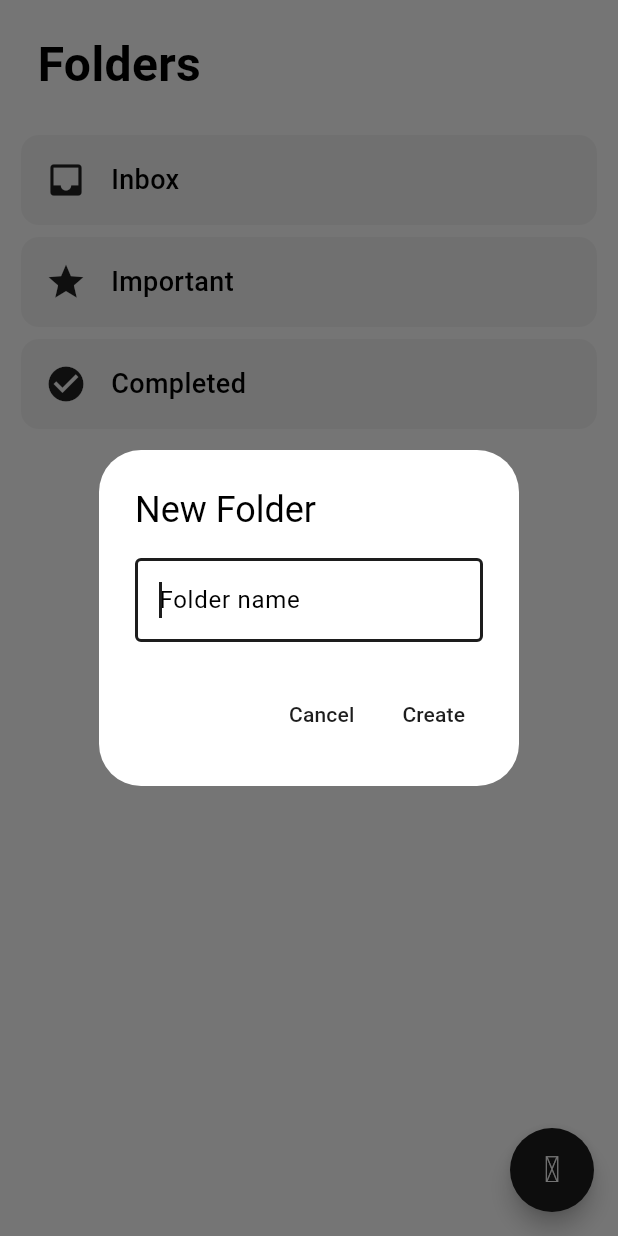
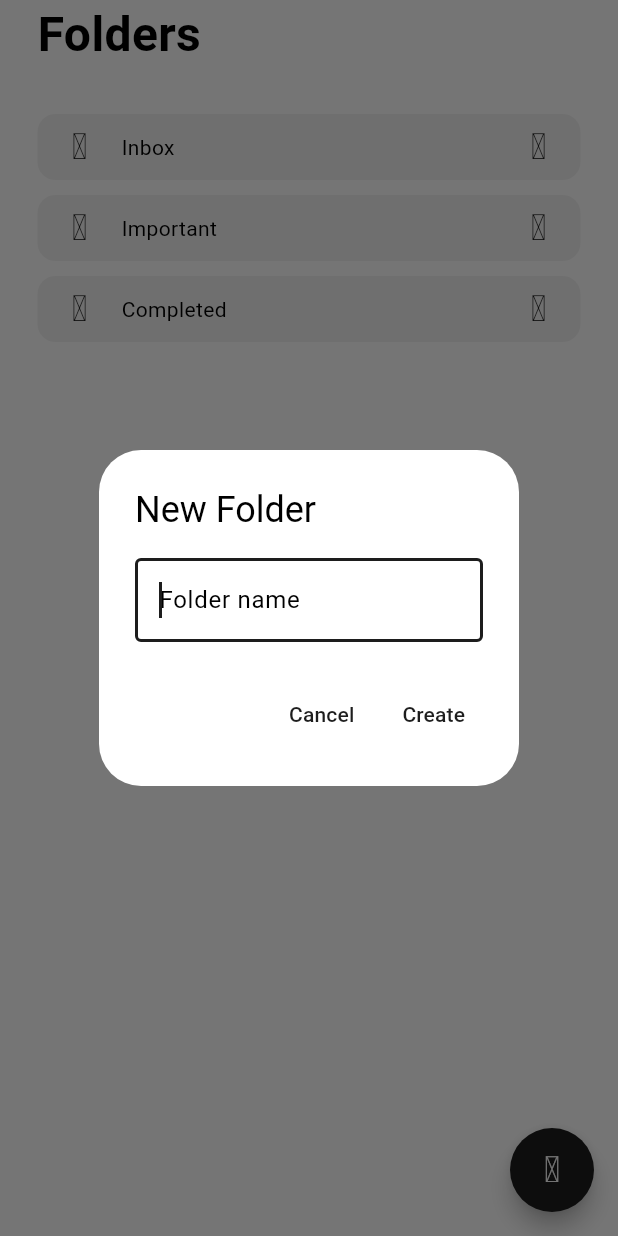
Before and after one commit to ThriveEngineer/Cross, a Flutter app: the FolderPage screen opened directly, after a tap on an icon or button, on a phone screen of 412 x 824 dp. Run offline on Flutter 3.47's test engine with Material 3 defaults, Android fonts, the phone set to English and light mode, and no system bars; our stand-ins replace iconsax_plus.

Commit message:
defined the design of the Folders and Folders detail page.

```diff
--- a/lib/View/folder_detail_page.dart
+++ b/lib/View/folder_detail_page.dart
@@ -1,6 +1,7 @@
 import 'package:cross/Controller/todo_list.dart';
 import 'package:cross/widgets/todo_tile.dart';
 import 'package:flutter/material.dart';
+import 'package:iconsax_plus/iconsax_plus.dart';
 
 class FolderDetailPage extends StatefulWidget {
   final String folderName;
@@ -53,6 +54,10 @@ class _FolderDetailPageState extends State<FolderDetailPage> {
   Widget build(BuildContext context) {
     return Scaffold(
       appBar: AppBar(
+        leading: IconButton(
+          icon: Icon(IconsaxPlusLinear.arrow_left_1),
+          onPressed: () => Navigator.pop(context),
+          ),
         title: Row(
           children: [
             Icon(widget.folderIcon),
--- a/lib/View/folder_page.dart
+++ b/lib/View/folder_page.dart
@@ -2,13 +2,14 @@ import 'package:cross/Controller/todo_list.dart';
 import 'package:cross/view/folder_detail_page.dart';
 import 'package:cross/widgets/fab.dart';
 import 'package:flutter/material.dart';
+import 'package:iconsax_plus/iconsax_plus.dart';
 
 // ValueNotifier for folders list
 final ValueNotifier<List<Map<String, dynamic>>> foldersList =
     ValueNotifier<List<Map<String, dynamic>>>([
-  {'name': 'Inbox', 'icon': Icons.inbox, 'isDefault': true},
-  {'name': 'Important', 'icon': Icons.star, 'isDefault': true},
-  {'name': 'Completed', 'icon': Icons.check_circle, 'isDefault': true},
+  {'name': 'Inbox', 'icon': IconsaxPlusLinear.directbox_notif, 'isDefault': true},
+  {'name': 'Important', 'icon': IconsaxPlusLinear.heart, 'isDefault': true},
+  {'name': 'Completed', 'icon': IconsaxPlusLinear.tick_square, 'isDefault': true},
 ]);
 
 class FolderPage extends StatefulWidget {
@@ -75,7 +76,7 @@ class _FolderPageState extends State<FolderPage> {
     final newList = List<Map<String, dynamic>>.from(foldersList.value);
     newList.add({
       'name': folderName,
-      'icon': Icons.folder,
+      'icon': IconsaxPlusLinear.folder,
       'isDefault': false,
     });
     foldersList.value = newList;
@@ -103,9 +104,10 @@ class _FolderPageState extends State<FolderPage> {
         foldersList: foldersList,
       ),
       body: Column(
+        // header
         children: [
           Padding(
-            padding: const EdgeInsets.symmetric(horizontal: 25, vertical: 20),
+            padding: const EdgeInsets.only(left: 25, bottom: 25),
             child: Row(
               children: [
                 const Text(
@@ -123,7 +125,7 @@ class _FolderPageState extends State<FolderPage> {
               valueListenable: foldersList,
               builder: (context, folders, _) {
                 return ListView.builder(
-                  padding: const EdgeInsets.symmetric(horizontal: 14),
+                  padding: const EdgeInsets.symmetric(horizontal: 25),
                   itemCount: folders.length,
                   itemBuilder: (context, index) {
                     final folder = folders[index];
@@ -132,33 +134,31 @@ class _FolderPageState extends State<FolderPage> {
                     final isDefault = folder['isDefault'] as bool;
 
                     return Padding(
-                      padding: const EdgeInsets.symmetric(vertical: 4),
+                      padding: const EdgeInsets.symmetric(vertical: 5),
                       child: InkWell(
                         onTap: () => _navigateToFolder(folderName, folderIcon),
                         borderRadius: BorderRadius.circular(12),
                         child: Ink(
                           decoration: BoxDecoration(
-                            color: Colors.grey[100],
+                            color: const Color.fromARGB(255, 243, 243, 243),
                             borderRadius: BorderRadius.circular(12),
                           ),
-                          padding: EdgeInsets.all(16),
+                          padding: EdgeInsets.symmetric(horizontal: 16, vertical: 10),
                           child: Row(
                             children: [
-                              Icon(folderIcon, size: 28),
+                              Icon(folderIcon, size: 24),
                               SizedBox(width: 16),
                               Expanded(
                                 child: Text(
                                   folderName,
                                   style: const TextStyle(
-                                    fontSize: 18,
-                                    fontWeight: FontWeight.w500,
+                                    fontSize: 14,
+                                    fontWeight: FontWeight.normal,
                                   ),
                                 ),
                               ),
-                              if (!isDefault)
-                                IconButton(
-                                  icon: const Icon(Icons.delete_outline),
-                                  onPressed: () => _deleteFolder(index),
+                                Icon(
+                                  IconsaxPlusLinear.arrow_right_3, size: 24,
                                 ),
                             ],
                           ),
```
